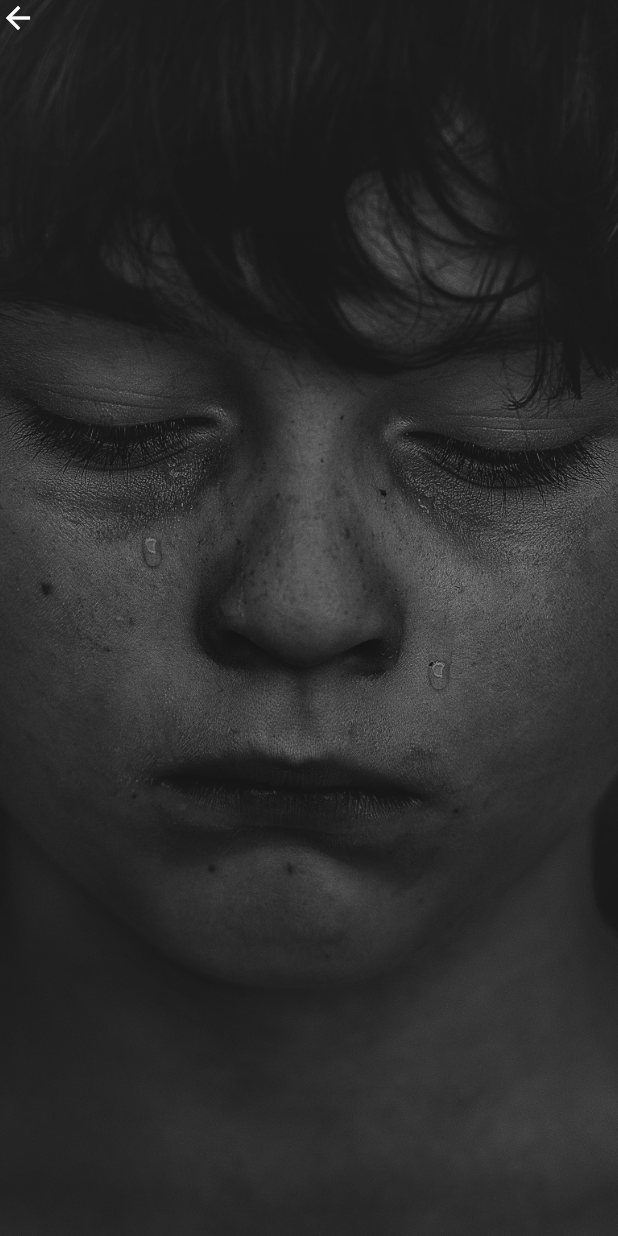
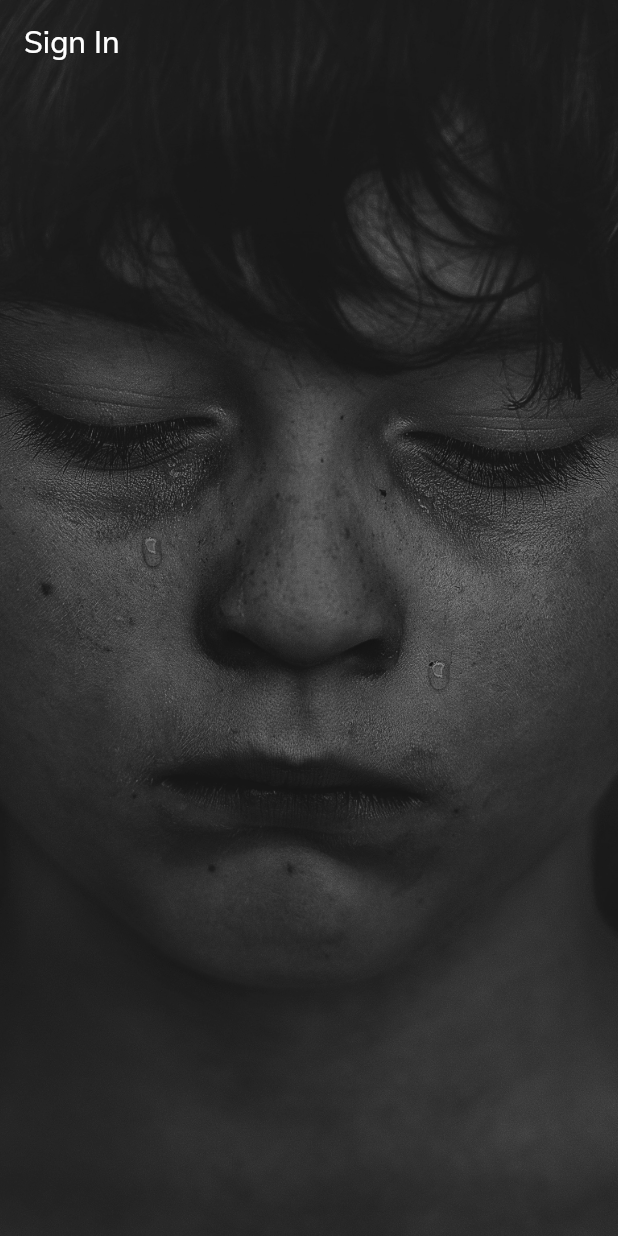
Before and after one commit to VishnuDileesh/BringMeBack-FlutterUIPractice, a Flutter app: the screen it shows after launch, after a tap on "GET STARTED", on a phone screen of 412 x 824 dp. Run offline on Flutter 3.47's test engine with Material 2 defaults, Android fonts, the phone set to English and light mode, and no system bars.

Commit message:
Add Scaffold, transparent appbar

```diff
--- a/lib/screens/signin.dart
+++ b/lib/screens/signin.dart
@@ -6,32 +6,37 @@ class SignIn extends StatelessWidget{
 	@override
 	Widget build(BuildContext context){
 		return Material(
-			child: Stack(
+			child: Scaffold(
+				extendBodyBehindAppBar: true,
+				backgroundColor: Colors.transparent,
+				appBar: AppBar(
+					title: Text(
+						'Sign In',
+					),
+					backgroundColor: Colors.transparent,
+					elevation: 0.0,
+				),
+				body: Stack(
 				children: <Widget>[
 
 					BGFullScreen(),
 
 					SafeArea(
-						child: Column(
+						child: Container(
+							padding: EdgeInsets.symmetric(horizontal: 16.0),
+							child: Column(
 							children: <Widget>[
 
-								Row(
-									children: <Widget>[
 
-										Icon(
-											Icons.arrow_back,
-											color: Colors.white,
-										),
-
-									],
-								),
 
 							],
 						),
 					),
+					),
 
 				],
 			),
+				),
 		);
 	}
 }
```
